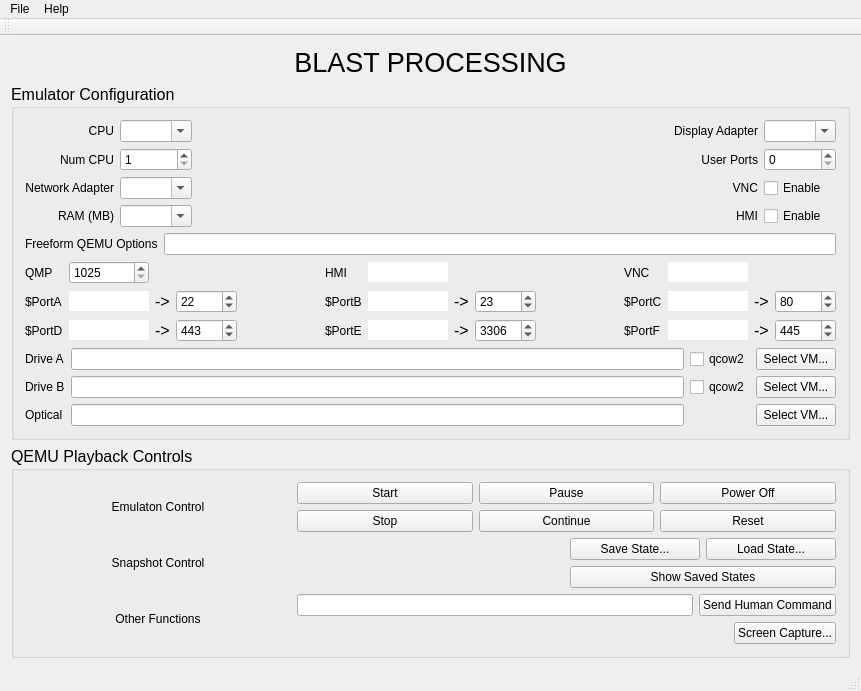
Before: the Qt Designer form BlastProcessing/src/MainWindow.ui in mwales/security, drawn with Qt 5.
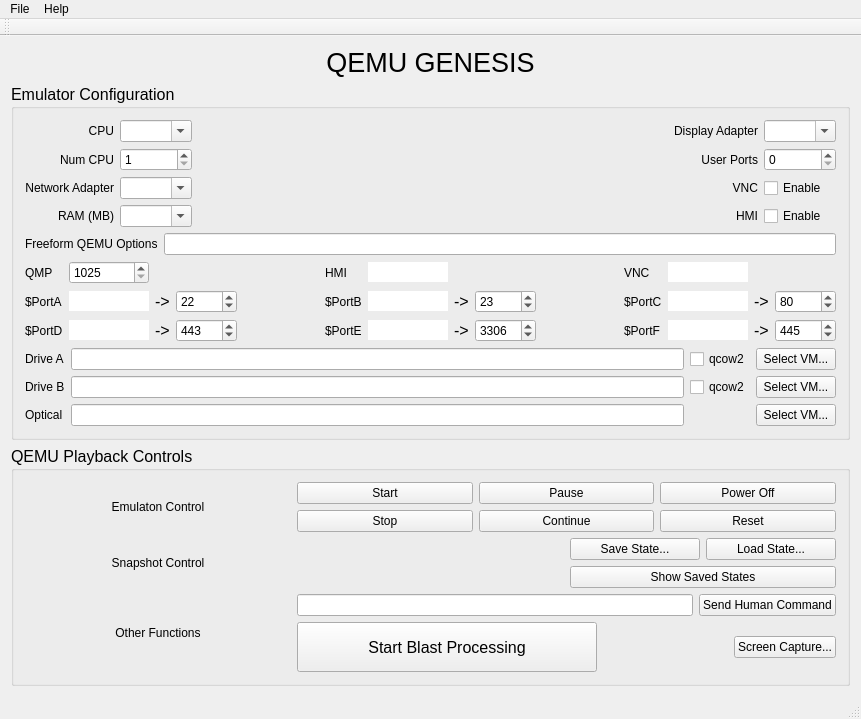
After: the same form once the commit is applied.

Commit message: Blast Processing.  Started working on the ability to run many applications at one time.

What changed in the file:
```diff
--- a/BlastProcessing/src/MainWindow.ui
+++ b/BlastProcessing/src/MainWindow.ui
@@ -7,7 +7,7 @@
     <x>0</x>
     <y>0</y>
     <width>861</width>
-    <height>687</height>
+    <height>708</height>
    </rect>
   </property>
   <property name="windowTitle">
@@ -23,7 +23,7 @@
        </font>
       </property>
       <property name="text">
-       <string>BLAST PROCESSING</string>
+       <string>QEMU GENESIS</string>
       </property>
       <property name="alignment">
        <set>Qt::AlignCenter</set>
@@ -1254,6 +1254,19 @@
            </item>
            <item row="1" column="0" colspan="2">
             <layout class="QHBoxLayout" name="horizontalLayout">
+             <item>
+              <widget class="QPushButton" name="theBlastProcButton">
+               <property name="minimumSize">
+                <size>
+                 <width>300</width>
+                 <height>50</height>
+                </size>
+               </property>
+               <property name="text">
+                <string>Start Blast Processing</string>
+               </property>
+              </widget>
+             </item>
              <item>
               <spacer name="horizontalSpacer">
                <property name="orientation">
```
Left out of the diff: 2 changed lines with no effect on the pictures. The commit also changes 11 other files.
